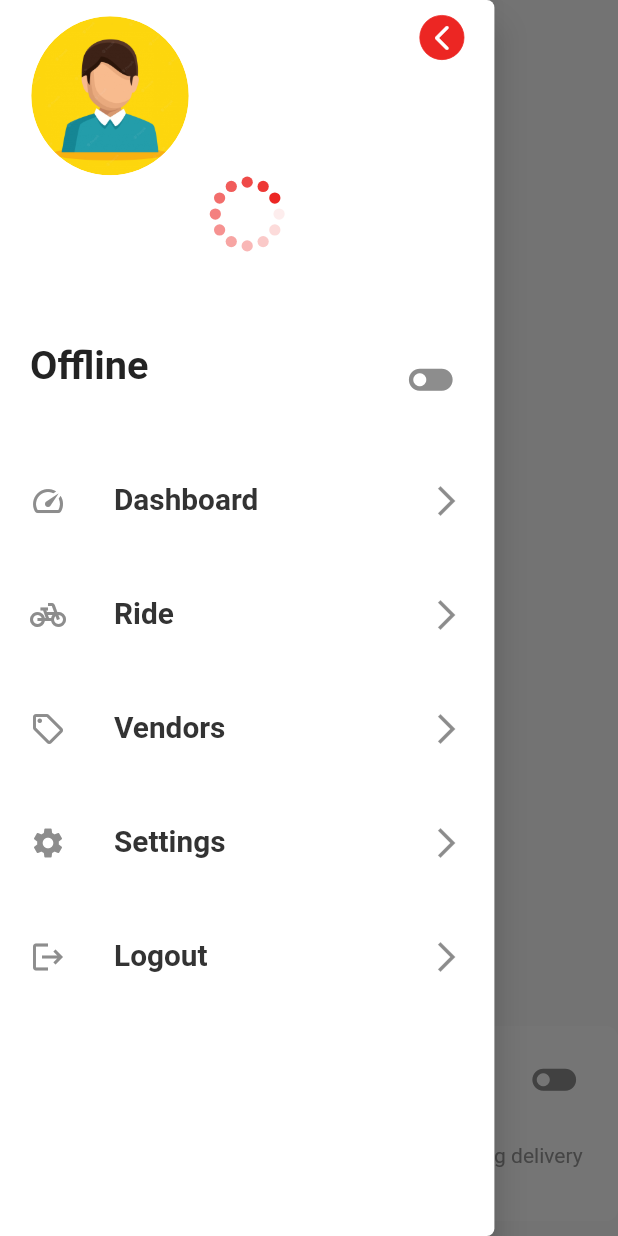
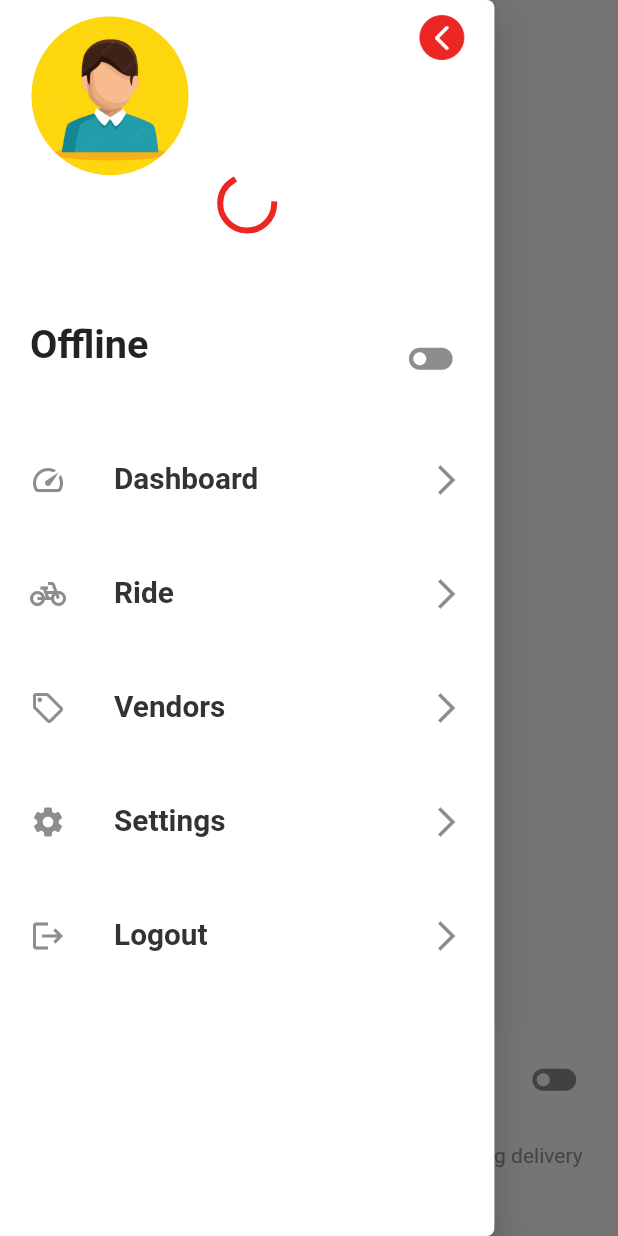
Before and after one commit to bomach-group-company/benji_rider, a Flutter app: the Ride screen opened directly, with the side drawer open, on a phone screen of 412 x 824 dp. Run offline on Flutter 3.47's test engine with Material 2 defaults, Android fonts, the phone set to English and light mode, and no system bars; our stand-ins replace fl_chart, flutter_layout_grid, flutter_pw_validator, flutter_spinkit, font_awesome_flutter, geolocator and 9 more; accounts and stored records are empty; Roboto replaces fonts that are missing (Sen); project files that could hold a hidden picture were left out.

Commit message:
change loaders to circular progress indicated, fixed some overflows and other stuff

```diff
--- a/lib/app/auth/forgot_password.dart
+++ b/lib/app/auth/forgot_password.dart
@@ -2,7 +2,6 @@
 
 import 'package:flutter/material.dart';
 import 'package:flutter_layout_grid/flutter_layout_grid.dart';
-import 'package:flutter_spinkit/flutter_spinkit.dart';
 import 'package:font_awesome_flutter/font_awesome_flutter.dart';
 import 'package:get/route_manager.dart';
 
@@ -224,9 +223,8 @@ class _ForgotPasswordState extends State<ForgotPassword> {
                           ),
                           _isLoading
                               ? Center(
-                                  child: SpinKitChasingDots(
+                                  child: CircularProgressIndicator(
                                     color: kAccentColor,
-                                    duration: const Duration(seconds: 2),
                                   ),
                                 )
                               : ElevatedButton(
--- a/lib/app/auth/login.dart
+++ b/lib/app/auth/login.dart
@@ -3,7 +3,6 @@ import 'dart:convert';
 
 import 'package:flutter/material.dart';
 import 'package:flutter_layout_grid/flutter_layout_grid.dart';
-import 'package:flutter_spinkit/flutter_spinkit.dart';
 import 'package:font_awesome_flutter/font_awesome_flutter.dart';
 import 'package:get/route_manager.dart';
 import 'package:http/http.dart' as http;
@@ -415,9 +414,8 @@ class _LoginState extends State<Login> {
                           SizedBox(height: kDefaultPadding * 2),
                           _isLoading
                               ? Center(
-                                  child: SpinKitChasingDots(
+                                  child: CircularProgressIndicator(
                                     color: kAccentColor,
-                                    duration: const Duration(seconds: 2),
                                   ),
                                 )
                               : ElevatedButton(
--- a/lib/app/auth/otp.dart
+++ b/lib/app/auth/otp.dart
@@ -4,7 +4,6 @@ import 'dart:async';
 
 import 'package:flutter/material.dart';
 import 'package:flutter_layout_grid/flutter_layout_grid.dart';
-import 'package:flutter_spinkit/flutter_spinkit.dart';
 import 'package:font_awesome_flutter/font_awesome_flutter.dart';
 import 'package:get/route_manager.dart';
 
@@ -390,9 +389,8 @@ class _SendOTPState extends State<SendOTP> {
                     ),
                     _isLoading
                         ? Center(
-                            child: SpinKitChasingDots(
+                            child: CircularProgressIndicator(
                               color: kAccentColor,
-                              duration: const Duration(seconds: 2),
                             ),
                           )
                         : ElevatedButton(
--- a/lib/app/auth/reset_password.dart
+++ b/lib/app/auth/reset_password.dart
@@ -3,7 +3,6 @@
 import 'package:flutter/material.dart';
 import 'package:flutter_layout_grid/flutter_layout_grid.dart';
 import 'package:flutter_pw_validator/flutter_pw_validator.dart';
-import 'package:flutter_spinkit/flutter_spinkit.dart';
 import 'package:font_awesome_flutter/font_awesome_flutter.dart';
 import 'package:get/route_manager.dart';
 
@@ -305,9 +304,8 @@ class _ResetPasswordState extends State<ResetPassword> {
                     kSizedBox,
                     _isLoading
                         ? Center(
-                            child: SpinKitChasingDots(
+                            child: CircularProgressIndicator(
                               color: kAccentColor,
-                              duration: const Duration(seconds: 2),
                             ),
                           )
                         : ElevatedButton(
--- a/lib/app/delivery/delivery.dart
+++ b/lib/app/delivery/delivery.dart
@@ -1,6 +1,5 @@
 import 'package:benji_rider/src/widget/section/my_appbar.dart';
 import 'package:flutter/material.dart';
-import 'package:flutter_spinkit/flutter_spinkit.dart';
 
 import '../../src/providers/constants.dart';
 import '../../src/widget/responsive/reponsive_width.dart';
@@ -85,9 +84,8 @@ class _DeliveryState extends State<Delivery> {
         ),
       ),
       body: isLoading
-          ? SpinKitChasingDots(
+          ? CircularProgressIndicator(
               color: kAccentColor,
-              size: 30,
             )
           : SafeArea(
               child: Column(
@@ -482,7 +480,7 @@ class _DeliveryState extends State<Delivery> {
                                                   ),
                                                   SizedBox(
                                                     child: Text(
-                                                      '\u20A60A6 5,000',
+                                                      '\u20A6 65,000',
                                                       style: TextStyle(
                                                         color: !checkStatus(
                                                                 _status,
--- a/lib/app/earning/earning.dart
+++ b/lib/app/earning/earning.dart
@@ -221,7 +221,7 @@ class _EarningState extends State<Earning> {
                           crossAxisAlignment: CrossAxisAlignment.start,
                           children: [
                             Container(
-                              width: mediaWidth / 2,
+                              width: mediaWidth - 150,
                               child: Text(
                                 '21 Bartus Street, Abuja Nigeria',
                                 overflow: TextOverflow.ellipsis,
@@ -235,7 +235,6 @@ class _EarningState extends State<Earning> {
                               ),
                             ),
                             Container(
-                              width: mediaWidth - 300,
                               child: Text(
                                 '\u20A6 ${formattedText(7000)}',
                                 overflow: TextOverflow.ellipsis,
--- a/lib/app/ride/ride.dart
+++ b/lib/app/ride/ride.dart
@@ -4,7 +4,6 @@ import 'dart:async';
 
 import 'package:benji_rider/src/widget/section/drawer.dart';
 import 'package:flutter/material.dart';
-import 'package:flutter_spinkit/flutter_spinkit.dart';
 import 'package:geolocator/geolocator.dart';
 import 'package:get/route_manager.dart';
 import 'package:google_maps_flutter/google_maps_flutter.dart';
@@ -222,7 +221,7 @@ class _RideState extends State<Ride> {
                   }
                 } else {
                   return Center(
-                    child: SpinKitChasingDots(
+                    child: CircularProgressIndicator(
                       color: kAccentColor,
                     ),
                   );
@@ -384,9 +383,8 @@ class _RideState extends State<Ride> {
                   );
                 } else {
                   return Center(
-                    child: SpinKitChasingDots(
+                    child: CircularProgressIndicator(
                       color: kAccentColor,
-                      duration: const Duration(seconds: 2),
                     ),
                   );
                 }
--- a/lib/app/withdrawal/add_bank_account.dart
+++ b/lib/app/withdrawal/add_bank_account.dart
@@ -1,7 +1,6 @@
 import 'package:benji_rider/src/widget/section/my_appbar.dart';
 import 'package:benji_rider/src/widget/section/my_floating_snackbar.dart';
 import 'package:flutter/material.dart';
-import 'package:flutter_spinkit/flutter_spinkit.dart';
 import 'package:get/route_manager.dart';
 
 import '../../src/providers/constants.dart';
@@ -276,7 +275,7 @@ class _AddBankAccountPageState extends State<AddBankAccountPage> {
                       height: kDefaultPadding * 2,
                     ),
                     _savingAccount
-                        ? SpinKitChasingDots(color: kAccentColor)
+                        ? CircularProgressIndicator(color: kAccentColor)
                         : MyElevatedButton(
                             onPressed: (() async {
                               if (_formKey.currentState!.validate()) {
--- a/lib/app/withdrawal/verify.dart
+++ b/lib/app/withdrawal/verify.dart
@@ -1,6 +1,5 @@
 import 'package:benji_rider/app/dashboard/dashboard.dart';
 import 'package:flutter/material.dart';
-import 'package:flutter_spinkit/flutter_spinkit.dart';
 import 'package:get/route_manager.dart';
 
 import '../../src/providers/constants.dart';
@@ -329,9 +328,8 @@ class _VerifyWithdrawalPageState extends State<VerifyWithdrawalPage> {
                   ),
                   isLoading
                       ? Center(
-                          child: SpinKitChasingDots(
+                          child: CircularProgressIndicator(
                             color: kAccentColor,
-                            duration: const Duration(seconds: 2),
                           ),
                         )
                       : ElevatedButton(
--- a/lib/src/widget/others/my_future_builder.dart
+++ b/lib/src/widget/others/my_future_builder.dart
@@ -1,5 +1,4 @@
 import 'package:flutter/material.dart';
-import 'package:flutter_spinkit/flutter_spinkit.dart';
 
 import '../../../theme/colors.dart';
 
@@ -21,7 +20,7 @@ class MyFutureBuilder extends StatelessWidget {
           return child(snapshot.data);
         }
         return Center(
-          child: SpinKitChasingDots(color: kAccentColor),
+          child: CircularProgressIndicator(color: kAccentColor),
         );
       },
     );
--- a/lib/src/widget/section/drawer.dart
+++ b/lib/src/widget/section/drawer.dart
@@ -4,7 +4,6 @@ import 'package:benji_rider/app/ride/ride.dart';
 import 'package:benji_rider/app/vendors/vendors.dart';
 import 'package:benji_rider/src/widget/others/my_future_builder.dart';
 import 'package:flutter/material.dart';
-import 'package:flutter_spinkit/flutter_spinkit.dart';
 import 'package:get/route_manager.dart';
 import 'package:shared_preferences/shared_preferences.dart';
 
@@ -12,8 +11,8 @@ import '../../../app/dashboard/dashboard.dart';
 import '../../../app/settings/settings.dart';
 import '../../../repo/utils/helpers.dart';
 import '../../../theme/colors.dart';
+import '../../providers/constants.dart';
 import '../../providers/responsive_constant.dart';
-import '../../providers/constants.dart';
 import 'list_tile.dart';
 
 class MyDrawer extends StatefulWidget {
@@ -61,7 +60,7 @@ class _MyDrawerState extends State<MyDrawer> {
           builder: (BuildContext context, AsyncSnapshot snapshot) {
             if (!snapshot.hasData) {
               return Center(
-                child: SpinKitChasingDots(
+                child: CircularProgressIndicator(
                   color: kAccentColor,
                 ),
               );
```
Also changed, not shown: lib/app/vendors/vendors.dart (+5 -2 lines).
